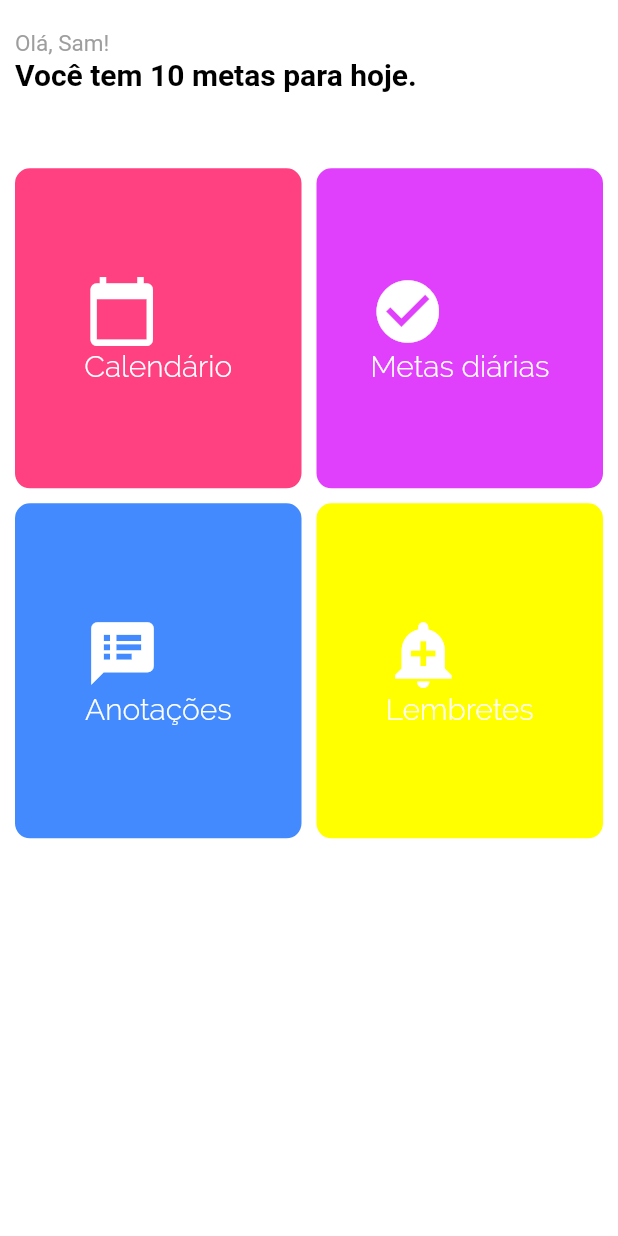
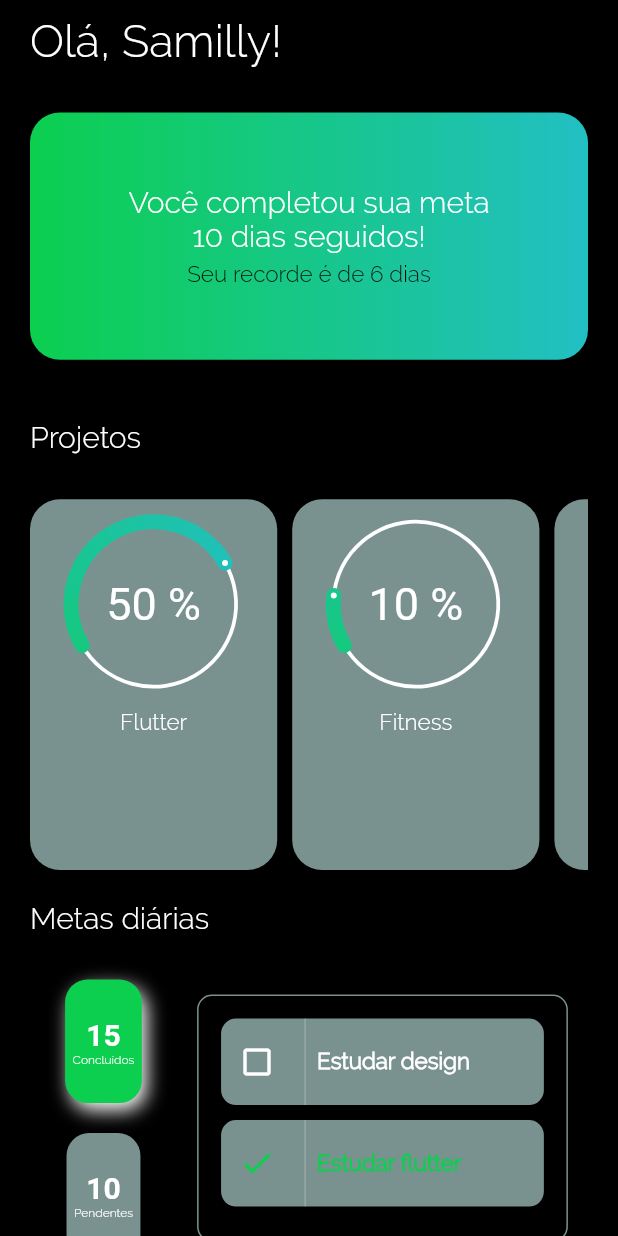
Before and after one commit to SamillyNunes/dream_tasks, a Flutter app: the screen it shows after launch, on a phone screen of 412 x 824 dp. Run offline on Flutter 3.47's test engine with Material 2 defaults, Android fonts, the phone set to English and light mode, and no system bars; drawn by our look-alikes of sleek_circular_slider; our stand-ins replace flutter_mobx, flutter_slidable, mobx, table_calendar; generated files the repository leaves out were written again.

Commit message:
Home screen added

```diff
--- a/lib/main.dart
+++ b/lib/main.dart
@@ -8,12 +8,12 @@ class MyApp extends StatelessWidget {
   @override
   Widget build(BuildContext context) {
     return MaterialApp(
-      title: 'Flutter Demo',
+      title: 'Dream Tasks',
       debugShowCheckedModeBanner: false,
       theme: ThemeData(
         primaryColor: Colors.white,
         cursorColor: Colors.deepPurpleAccent,
-        scaffoldBackgroundColor: Colors.white,
+        scaffoldBackgroundColor: Colors.black,
       ),
       home: HomeScreen(),
     );
--- a/lib/screens/home_screen.dart
+++ b/lib/screens/home_screen.dart
@@ -1,86 +1,132 @@
-import 'package:dream_tasks/screens/calendar_screen.dart';
-import 'package:dream_tasks/screens/goals_screen.dart';
-import 'package:dream_tasks/widgets/home_button.dart';
+import 'package:dream_tasks/widgets/days_sequence_widget.dart';
+import 'package:dream_tasks/widgets/home_check_widget.dart';
+import 'package:dream_tasks/widgets/home_goal_widget.dart';
+import 'package:dream_tasks/widgets/project_widget.dart';
 import 'package:flutter/material.dart';
 
-class HomeScreen extends StatefulWidget {
-  @override
-  _HomeScreenState createState() => _HomeScreenState();
-}
+const String _defaultFontFamily = 'Raleway';
 
-class _HomeScreenState extends State<HomeScreen> {
+class HomeScreen extends StatelessWidget {
+
+
+
   @override
   Widget build(BuildContext context) {
     return SafeArea(
       child: Scaffold(
-        // appBar: AppBar(
-        //   title: Text('Dream tasks')
-        // ),
-        body:  Stack(
+        body: ListView(
           children: <Widget>[
-            // _backgroundColor(),
-            CustomScrollView(
-              slivers: <Widget>[
-                SliverList(
-                  delegate: SliverChildListDelegate(
-                    <Widget>[
             Padding(
-                        padding: EdgeInsets.only(left:10,top:20),
+              padding:EdgeInsets.symmetric(vertical: 10, horizontal: 20),
               child: Text(
-                          "Olá, Sam!",
+                'Olá, Samilly!',
                 style: TextStyle(
-                            color: Colors.grey,
-                            fontSize: 15
-                          ),
-                        ),
-                      ),
-                      Padding(
-                        padding: EdgeInsets.only(left:10),
-                        child: Text(
-                          "Você tem 10 metas para hoje.",
-                          style: TextStyle(
-                            fontWeight: FontWeight.bold,
-                            fontSize: 20,
-                            color: Colors.black
+                  fontFamily: _defaultFontFamily,
+                  color: Theme.of(context).primaryColor,
+                  fontSize: 30
                 ),
               )
             ),
-                      SizedBox(
-                        height: MediaQuery.of(context).size.height*0.05,
+            Padding(
+              padding: EdgeInsets.all(20),
+              child: DaysSequenceWidget(10, 6)
+            ),
+            _titleSections(context, 'Projetos'),
+            Padding(
+              padding: EdgeInsets.symmetric(horizontal: 20, vertical: 10),
+              child: Container(
+                height: MediaQuery.of(context).size.height*0.3,
+                child: ListView(
+                  scrollDirection: Axis.horizontal,
+                  children: <Widget>[
+                    ProjectWidget('Flutter', 50),
+                    ProjectWidget('Fitness', 10),
+                    ProjectWidget('Teste', 90),
+                    ProjectWidget('Fitness', 30),
+                  ],
+                )
+              )
+            ),
+            Padding(
+              padding: EdgeInsets.symmetric(horizontal: 20, vertical: 10),
+              child: Row(
+                children: <Widget>[
+                  Text(
+                    'Metas diárias',
+                    style: TextStyle(
+                      fontFamily: _defaultFontFamily,
+                      color: Theme.of(context).primaryColor,
+                      fontSize: 20
+                    ),
+                  ),
+                ],
+              )
+            ),
+            Padding( // parte das metas
+              padding: EdgeInsets.symmetric(horizontal: 20, vertical: 10),
+              child: Row(
+                mainAxisAlignment: MainAxisAlignment.spaceAround,
+                children: <Widget>[
+                  Column(
+                    children: <Widget>[
+                      HomeGoalWidget(15, true),
+                      HomeGoalWidget(10, false),
+                    ],
+                  ),
+                  Container( //caixa das metas
+                    width: MediaQuery.of(context).size.width*0.6,
+                    height: MediaQuery.of(context).size.height*0.2,
+                    decoration: BoxDecoration(
+                      border: Border.all(color: Color(0xFF7A928F)),
+                      borderRadius: BorderRadius.all(Radius.circular(10))
+                    ),
+                    child: ListView(
+                      padding: EdgeInsets.all(15),
+                      children: <Widget>[
+                        Padding(
+                          padding: EdgeInsets.only(bottom: 10),
+                          child: HomeCheckWidget('Estudar design', false),
+                        ),
+                        Padding(
+                          padding: EdgeInsets.only(bottom: 10),
+                          child: HomeCheckWidget('Estudar flutter', true),
+                        ),
+                      ],
+                    ),
                   )
 
-                    ]
+                ],
               )
+            ), // fim secao de metas
+            _titleSections(context, 'Produtividade'),
+            Padding(
+              padding: EdgeInsets.symmetric(horizontal: 20, vertical: 10),
+              child: Container(
+                height: MediaQuery.of(context).size.height*0.3,
+                decoration: BoxDecoration(
+                  color: Color(0xFF7A928F),
+                  borderRadius: BorderRadius.all(Radius.circular(10))
                 ),
-                SliverGrid(
-                  gridDelegate: SliverGridDelegateWithFixedCrossAxisCount(
-                    crossAxisCount: 2,
-                    crossAxisSpacing: 10,
-                    childAspectRatio: 0.9,
-                    mainAxisSpacing: 10
               ),
-                  delegate: SliverChildListDelegate(
-                    <Widget>[
-                      HomeButton("Calendário", Icons.calendar_today, Colors.pinkAccent, 10, 0, 10, CalendarScreen()),
-                      HomeButton("Metas diárias", Icons.check_circle, Colors.purpleAccent, 0, 10, 10, GoalsScreen()),
-                      HomeButton("Anotações", Icons.speaker_notes, Colors.blueAccent, 10, 0, 0, GoalsScreen()),
-                      HomeButton("Lembretes", Icons.add_alert, Colors.yellowAccent, 0, 10, 0, GoalsScreen()),
-                      FlatButton(
-                        onPressed: (){
-                          Navigator.of(context).push(
-                            MaterialPageRoute(builder: (context)=>GoalsScreen())
-                          );
-                        },
-                        child: null
             )
-                    ]
-                  )
-                )
-              ]
-            )
+
           ],
         ),
       )
     );
   }
+
+  Widget _titleSections(BuildContext context,String title){
+    return Padding(
+      padding: EdgeInsets.symmetric(horizontal: 20, vertical: 20),
+      child: Text(
+        title,
+        style: TextStyle(
+          fontFamily: _defaultFontFamily,
+          color: Theme.of(context).primaryColor,
+          fontSize: 20
+        ),
+      )
+    );
   }
+}
--- /dev/null
+++ b/lib/screens/home_screen2.dart
@@ -0,0 +1,86 @@
+import 'package:dream_tasks/screens/calendar_screen.dart';
+import 'package:dream_tasks/screens/goals_screen.dart';
+import 'package:dream_tasks/widgets/home_button.dart';
+import 'package:flutter/material.dart';
+
+class HomeScreen extends StatefulWidget {
+  @override
+  _HomeScreenState createState() => _HomeScreenState();
+}
+
+class _HomeScreenState extends State<HomeScreen> {
+  @override
+  Widget build(BuildContext context) {
+    return SafeArea(
+      child: Scaffold(
+        // appBar: AppBar(
+        //   title: Text('Dream tasks')
+        // ),
+        body:  Stack(
+          children: <Widget>[
+            // _backgroundColor(),
+            CustomScrollView(
+              slivers: <Widget>[
+                SliverList(
+                  delegate: SliverChildListDelegate(
+                    <Widget>[
+                      Padding(
+                        padding: EdgeInsets.only(left:10,top:20),
+                        child: Text(
+                          "Olá, Sam!",
+                          style: TextStyle(
+                            color: Colors.grey,
+                            fontSize: 15
+                          ),
+                        ),
+                      ),
+                      Padding(
+                        padding: EdgeInsets.only(left:10),
+                        child: Text(
+                          "Você tem 10 metas para hoje.",
+                          style: TextStyle(
+                            fontWeight: FontWeight.bold,
+                            fontSize: 20,
+                            color: Colors.black
+                          ),
+                        )
+                      ),
+                      SizedBox(
+                        height: MediaQuery.of(context).size.height*0.05,
+                      )
+
+                    ]
+                  )
+                ),
+                SliverGrid(
+                  gridDelegate: SliverGridDelegateWithFixedCrossAxisCount(
+                    crossAxisCount: 2,
+                    crossAxisSpacing: 10,
+                    childAspectRatio: 0.9,
+                    mainAxisSpacing: 10
+                  ),
+                  delegate: SliverChildListDelegate(
+                    <Widget>[
+                      HomeButton("Calendário", Icons.calendar_today, Colors.pinkAccent, 10, 0, 10, CalendarScreen()),
+                      HomeButton("Metas diárias", Icons.check_circle, Colors.purpleAccent, 0, 10, 10, GoalsScreen()),
+                      HomeButton("Anotações", Icons.speaker_notes, Colors.blueAccent, 10, 0, 0, GoalsScreen()),
+                      HomeButton("Lembretes", Icons.add_alert, Colors.yellowAccent, 0, 10, 0, GoalsScreen()),
+                      FlatButton(
+                        onPressed: (){
+                          Navigator.of(context).push(
+                            MaterialPageRoute(builder: (context)=>GoalsScreen())
+                          );
+                        },
+                        child: null
+                        )
+                    ]
+                  )
+                )
+              ]
+            )
+          ],
+        ),
+      )
+    );
+  }
+}
--- /dev/null
+++ b/lib/widgets/days_sequence_widget.dart
@@ -0,0 +1,56 @@
+import 'package:flutter/material.dart';
+
+const String _defaultFontFamily = 'Raleway';
+
+class DaysSequenceWidget extends StatelessWidget {
+
+  final int sequence;
+  final int record;
+
+  DaysSequenceWidget(this.sequence,this.record);
+
+  @override
+  Widget build(BuildContext context) {
+    return Container(
+      height: MediaQuery.of(context).size.height*0.2,
+      decoration: BoxDecoration(
+        gradient: LinearGradient(
+          colors: [
+            Color(0xFF0CCF4F),
+            Color(0xFF22BFC3),
+          ]
+        ),
+        borderRadius: BorderRadius.all(Radius.circular(20))
+      ),
+      child: Column(
+        crossAxisAlignment: CrossAxisAlignment.center,
+        mainAxisAlignment: MainAxisAlignment.center,
+        children: <Widget>[
+          Container(
+            width: MediaQuery.of(context).size.width*0.6,
+            child: Text(
+              'Você completou sua meta $sequence dias seguidos!',
+              textAlign: TextAlign.center,
+              style: TextStyle(
+                fontFamily: _defaultFontFamily,
+                color: Theme.of(context).primaryColor,
+                fontSize: 20
+              ),
+            )
+          ),
+          Padding(
+            padding: EdgeInsets.only(top:5),
+            child: Text(
+              'Seu recorde é de $record dias',
+              style: TextStyle(
+                fontFamily: _defaultFontFamily,
+                color: Color(0xFF050607),
+                fontSize: 15
+              ),
+            ),
+          )
+        ],
+      ),
+    );
+  }
+}
--- /dev/null
+++ b/lib/widgets/home_check_widget.dart
@@ -0,0 +1,55 @@
+import 'package:flutter/material.dart';
+
+const String _defaultFontFamily = 'Raleway';
+
+class HomeCheckWidget extends StatelessWidget {
+  final String title;
+  final bool checked;
+
+  HomeCheckWidget(this.title,this.checked);
+
+  @override
+  Widget build(BuildContext context) {
+    return Container(
+    height: MediaQuery.of(context).size.height*0.07,
+    // padding: EdgeInsets.all(10),
+     decoration: BoxDecoration(
+       color: Color(0xFF7A928F),
+       borderRadius: BorderRadius.all(Radius.circular(10))
+     ),
+     child: Row(
+       children: <Widget>[
+         checked ?
+          Padding(
+            padding: EdgeInsets.all(12),
+            child: Icon(
+              Icons.check,
+              color: Color(0xFF0CCF4F),
+            )
+          ) :
+          IconButton(
+            icon: Icon(
+              Icons.check_box_outline_blank,
+              color: Theme.of(context).primaryColor,
+            ),
+            onPressed: (){}
+          ),
+        VerticalDivider(
+          color: Colors.white30,
+        ),
+        Text(
+          this.title,
+          style: TextStyle(
+            color: checked ?
+              Color(0xFF0CCF4F) :
+              Theme.of(context).primaryColor ,
+            fontSize: 15,
+            fontFamily: _defaultFontFamily,
+            fontWeight: FontWeight.bold
+          ),
+        )
+       ],
+     ),
+    );
+  }
+}
--- /dev/null
+++ b/lib/widgets/home_goal_widget.dart
@@ -0,0 +1,54 @@
+import 'package:flutter/material.dart';
+
+const String _defaultFontFamily = 'Raleway';
+
+class HomeGoalWidget extends StatelessWidget {
+
+  final int quantity;
+  final bool active;
+
+  HomeGoalWidget(this.quantity,this.active);
+
+  @override
+  Widget build(BuildContext context) {
+    return Padding(
+      padding: EdgeInsets.all(10),
+      child: Container(
+        height: MediaQuery.of(context).size.height*0.1,
+        padding: EdgeInsets.all(5),
+        decoration: BoxDecoration(
+          color: active ? Color(0xFF0CCF4F) : Color(0xFF7A928F),
+          borderRadius: BorderRadius.all(Radius.circular(15)),
+          boxShadow: active ? [
+            BoxShadow(
+              color: Color(0xFFFFFFFF),
+              offset: Offset.fromDirection(1, 6),
+              blurRadius: 10
+            )
+          ] : null,
+        ),
+        child: Column(
+          mainAxisAlignment: MainAxisAlignment.center,
+          children: <Widget>[
+            Text(
+              '$quantity',
+              style: TextStyle(
+                color: Theme.of(context).primaryColor,
+                fontSize: 20,
+                fontWeight: FontWeight.bold
+              ),
+            ),
+            Text(
+              active ? 'Concluídos' : 'Pendentes',
+              style: TextStyle(
+                color: Theme.of(context).primaryColor,
+                fontFamily: _defaultFontFamily,
+                fontSize: 8
+              ),
+            )
+          ],
+        ),
+      ),
+    );
+  }
+}
--- /dev/null
+++ b/lib/widgets/project_widget.dart
@@ -0,0 +1,64 @@
+import 'package:flutter/material.dart';
+import 'package:sleek_circular_slider/sleek_circular_slider.dart';
+
+const String _defaultFontFamily = 'Raleway';
+
+class ProjectWidget extends StatelessWidget {
+
+  final String name;
+  final double value;
+
+  ProjectWidget(this.name, this.value);
+
+  @override
+  Widget build(BuildContext context) {
+    return Padding(
+      padding: EdgeInsets.only(right: 10),
+      child: Container(
+        // height: MediaQuery.of(context).size.height*0.15,
+        width: MediaQuery.of(context).size.width*0.4,
+        decoration: BoxDecoration(
+          color: Color(0xFF7A928F),
+          borderRadius: BorderRadius.all(Radius.circular(20)),
+        ),
+        child: Column(
+          children: <Widget>[
+            Padding(
+              padding: EdgeInsets.symmetric(horizontal:10, vertical: 10),
+              child: SleekCircularSlider(
+                initialValue: value,
+                appearance: CircularSliderAppearance(
+                  angleRange: 360,
+                  size: 120,
+                  customWidths: CustomSliderWidths(progressBarWidth: 10),
+                  customColors: CustomSliderColors(
+                    hideShadow: true,
+                    trackColor: Theme.of(context).primaryColor,
+                    progressBarColors: [
+                      Color(0xFF0CCF4F),
+                      Color(0xFF22BFC3),
+                    ],
+                  ),
+                  infoProperties: InfoProperties(
+                    mainLabelStyle: TextStyle(
+                      color: Theme.of(context).primaryColor,
+                      fontSize: 30
+                    )
+                  )
+              ),
+            ),
+            ),
+            Text(
+              name,
+              style: TextStyle(
+                color: Theme.of(context).primaryColor,
+                fontFamily: _defaultFontFamily,
+                fontSize: 15
+              ),
+            )
+          ],
+        ),
+      ),
+    );
+  }
+}
--- a/pubspec.yaml
+++ b/pubspec.yaml
@@ -26,6 +26,7 @@ dependencies:
   mobx: ^1.2.1
   flutter_mobx: ^1.1.0 # prove o widget observer para o mobx que vai rebuildar automaticamente quand houverem mudancas
   flutter_slidable: ^0.5.4 #para habilitar que as tarefas possam ser puxadas para o lado e excluidas
+  sleek_circular_slider: ^1.1.0
 
 dev_dependencies:
   flutter_test:
```
Also changed, not shown: pubspec.lock. Lines whose indentation alone changed are shown as unchanged.
